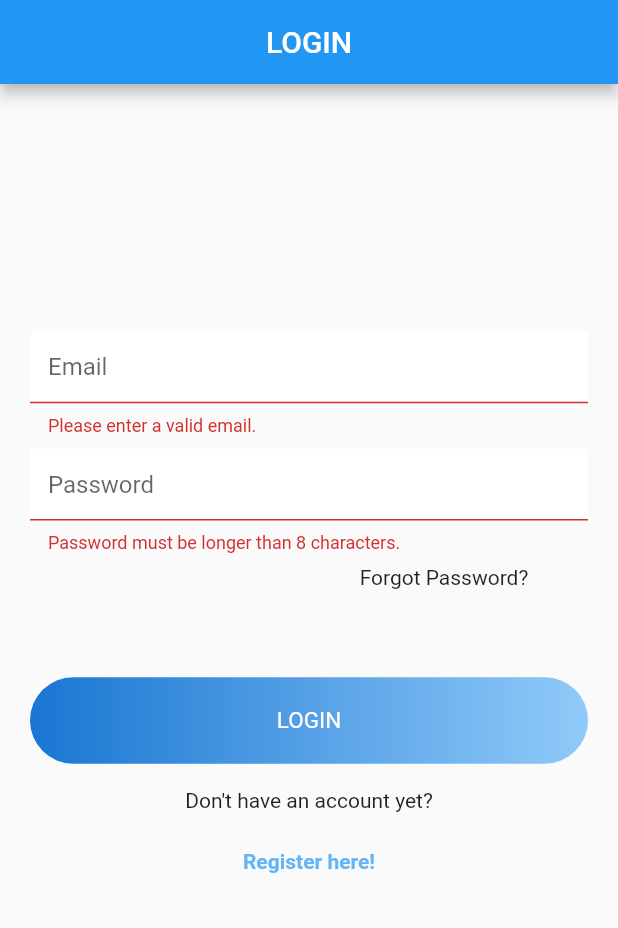
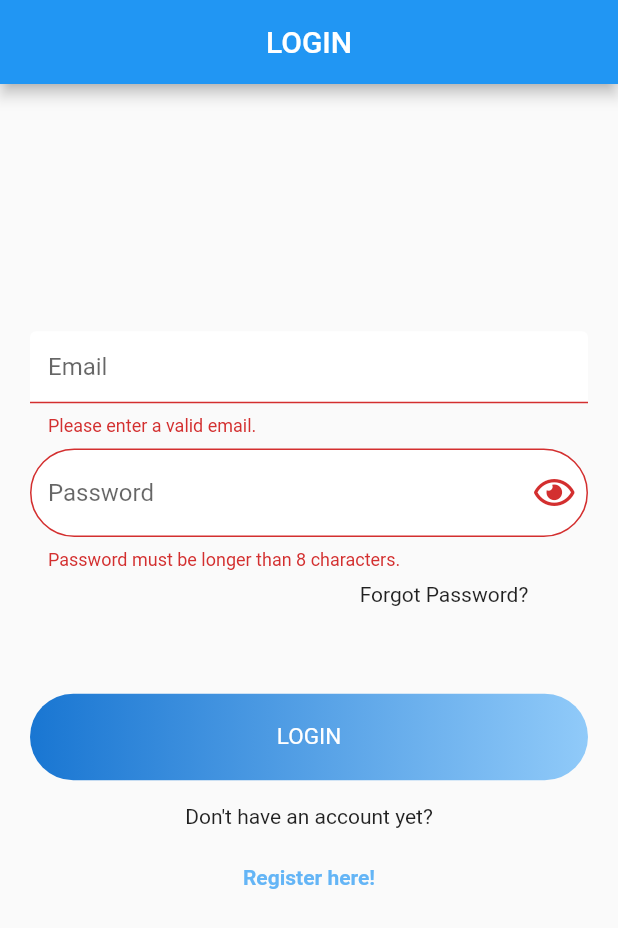
Before and after one commit to flutterflytech/food-manager-v2, a Flutter app: the screen it shows after launch, after a tap on "LOGIN", on a phone screen of 412 x 824 dp. Shown: the top 928 px of the screen. Run offline on Flutter 3.47's test engine with Material 2 defaults, Android fonts, the phone set to English and light mode, and no system bars; our stand-ins replace cloud_firestore, firebase_auth, firebase_storage, fluttertoast, font_awesome_flutter, image_cropper and 3 more; missing offline and left inert: qrscan; accounts and stored records are empty.

Commit message:
DAY-24 QR Scanner, Password toggle button

```diff
--- a/lib/views/login_page.dart
+++ b/lib/views/login_page.dart
@@ -1,9 +1,8 @@
-import 'package:cloud_firestore/cloud_firestore.dart';
 import 'package:flutter/material.dart';
+import 'package:font_awesome_flutter/font_awesome_flutter.dart';
 import 'package:food_manager_v2/constants/color_constants.dart';
 import 'package:food_manager_v2/constants/style_constants.dart';
 import 'package:food_manager_v2/constants/text_constants.dart';
-import 'package:food_manager_v2/models/user.dart';
 import 'package:food_manager_v2/services/firebase_services/auth.dart';
 import 'package:food_manager_v2/services/firebase_services/login_service.dart';
 import 'package:food_manager_v2/services/unverified_user.dart';
@@ -37,6 +36,13 @@ class _LogInPageState extends State<LogInPage> {
   String userUid;
   int userType;
   ProgressDialog pr;
+  bool obscure = true;
+
+  void _toggleVisibility(){
+    setState(() {
+      obscure = !obscure;
+    });
+  }
 
   @override
   void initState() {
@@ -102,7 +108,8 @@ class _LogInPageState extends State<LogInPage> {
                   SizedBox(
                     height: screenData.height * 0.01,
                   ),
-                  CustomTextFormField(
+                  /*CustomTextFormField(
+
                     validator: passwordValidator,
                     onChanged: (value) {
                       setState(() {
@@ -111,6 +118,36 @@ class _LogInPageState extends State<LogInPage> {
                     },
                     hintText: 'Password',
                     obscure: true,
+                  )*/
+                  TextFormField(
+                    validator: passwordValidator,
+                    onChanged: (value) {
+                      setState(() {
+                        password = value;
+                      });
+                    },
+                    cursorColor: darkBlue,
+                    obscureText: obscure,
+                    decoration: InputDecoration(
+                      border: OutlineInputBorder(borderRadius: BorderRadius.circular(50.0),
+                      ),
+                        suffixIcon:IconButton(
+                          splashColor: white,
+                          onPressed: _toggleVisibility,
+                          icon: obscure ? Icon(FontAwesomeIcons.eye) : Icon(FontAwesomeIcons.eyeSlash),
+                        ) ,
+                        fillColor: white,
+                        filled: true,
+                        hintText: 'Password',
+                        enabledBorder: OutlineInputBorder(
+                          borderSide:
+                              BorderSide(color: Colors.transparent, width: 2.0),
+                          borderRadius: BorderRadius.circular(50.0),
+                        ),
+                        focusedBorder: OutlineInputBorder(
+                            borderSide: BorderSide(
+                                color: Colors.transparent, width: 2.0),
+                            borderRadius: BorderRadius.circular(50.0))),
                   ),
                   SizedBox(
                     height: screenData.height * 0.05,
--- a/lib/widgets/custom_text_form_filed.dart
+++ b/lib/widgets/custom_text_form_filed.dart
@@ -23,11 +23,13 @@ class _CustomTextFormFieldState extends State<CustomTextFormField> {
   @override
   Widget build(BuildContext context) {
     return Container(
+
       child: TextFormField(
         validator: widget.validator,
         onChanged: widget.onChanged,
         cursorColor: darkBlue,
         obscureText: widget.obscure,
+
         decoration: InputDecoration(
             fillColor: white,
             filled: true,
```
Also changed, not shown: lib/views/vendor/screens/scan_qr_page.dart (+7 -5 lines), 2 other files.
